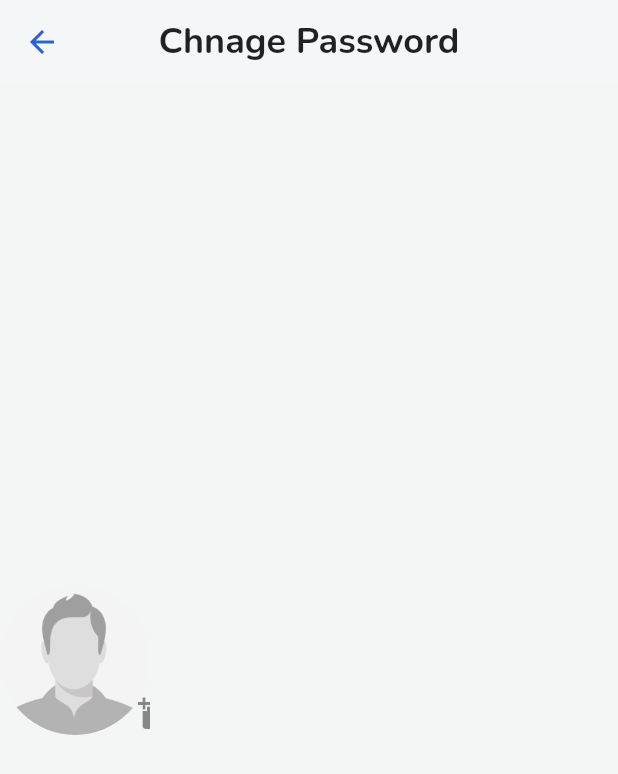
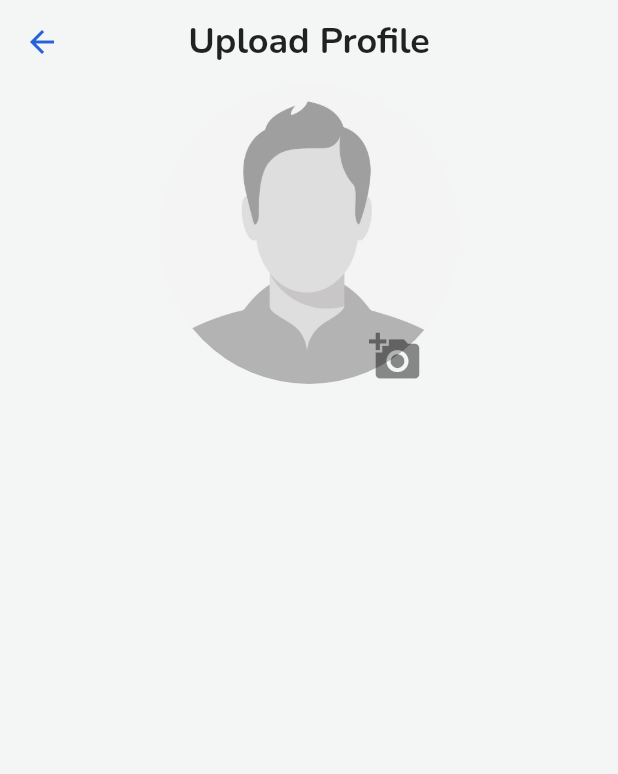
Before and after one commit to ZaynSaul/todo-flutter-php, a Flutter app: the ChangeProfile screen opened directly, on a phone screen of 412 x 824 dp. Shown: the top 774 px of the screen. Run offline on Flutter 3.47's test engine with Material 2 defaults, Android fonts, the phone set to English and light mode, and no system bars; our stand-ins replace fluttertoast.

Commit message:
feat: Added new features

```diff
--- a/todo-app/lib/screens/change_profile.dart
+++ b/todo-app/lib/screens/change_profile.dart
@@ -14,39 +14,37 @@ class _ChangeProfileState extends State<ChangeProfile> {
     return Scaffold(
       backgroundColor: AppColors.secondaryColor,
       appBar: AppBar(
-
-        backgroundColor: const Color(0xfff5f6f8),
+        backgroundColor: AppColors.secondaryColor,
         iconTheme: const IconThemeData(
           color: AppColors.primaryColor,
         ),
         elevation: 0,
-        title: const Text("Chnage Password",
+        title: const Text("Upload Profile",
             style: TextStyle(
                 fontSize: 24,
                 fontWeight: FontWeight.bold,
                 color: Colors.black87)),
         centerTitle: true,
       ),
-
-      body: Container(
-        child: Column(mainAxisAlignment: MainAxisAlignment.center, children: [
+      body: Center(
+        child: Column(crossAxisAlignment: CrossAxisAlignment.center, children: [
           Stack(
             children: [
               ClipRRect(
-                  borderRadius: BorderRadius.circular(50.0),
+                  borderRadius: BorderRadius.circular(100.0),
                   child: Image.asset(
                     "assets/images/profile.jpg",
-                    width: 100,
-                    height: 100,
-                    fit: BoxFit.cover,
+                    width: 200,
+                    height: 200,
+                    fit: BoxFit.fill,
                   )),
               Positioned(
-                bottom: -10,
-                left: 80,
+                bottom: -4,
+                right: 20,
                 child: IconButton(
                     onPressed: () {},
                     icon: const Icon(Icons.add_a_photo,
-                        color: Colors.black45, size: 24)),
+                        color: Colors.black45, size: 35)),
               ),
             ],
           )
--- a/todo-app/lib/src/app.dart
+++ b/todo-app/lib/src/app.dart
@@ -1,7 +1,7 @@
 import 'package:flutter/material.dart';
 import 'package:flutter/services.dart';
 
-import 'package:todo/screens/login.dart';
+import 'package:todo/screens/splash_screen.dart';
 
 
 
@@ -22,7 +22,7 @@ class App extends StatelessWidget {
       debugShowCheckedModeBanner: false,
       title: 'Todo App',
       theme: ThemeData(colorScheme: const ColorScheme.light(), fontFamily: 'Nunito'),
-      home: const Login(),
+      home: const SplashScreen(),
     );
   }
 }
```
Also changed, not shown: todo-app/lib/drawer/navigationdrawer.dart (+5 -4 lines), todo-app/lib/screens/home.dart (+12 -6 lines), todo-app/lib/screens/login.dart (+9 -0 lines), todo-app/lib/screens/splash_screen.dart (added, +50 -0 lines).
